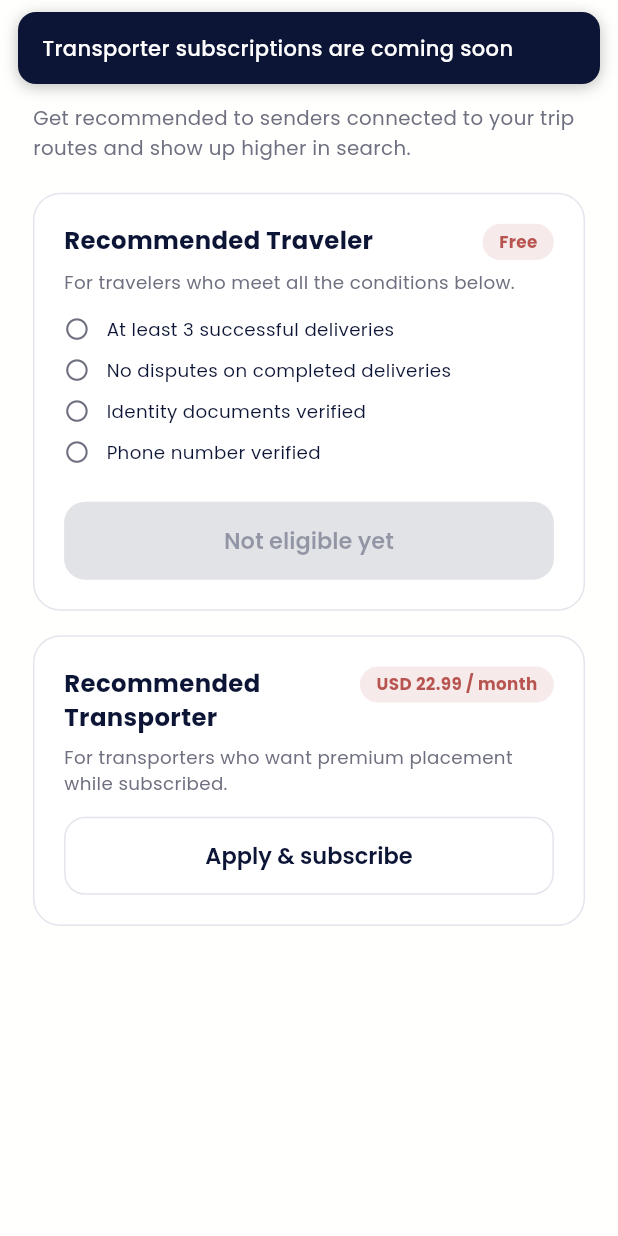
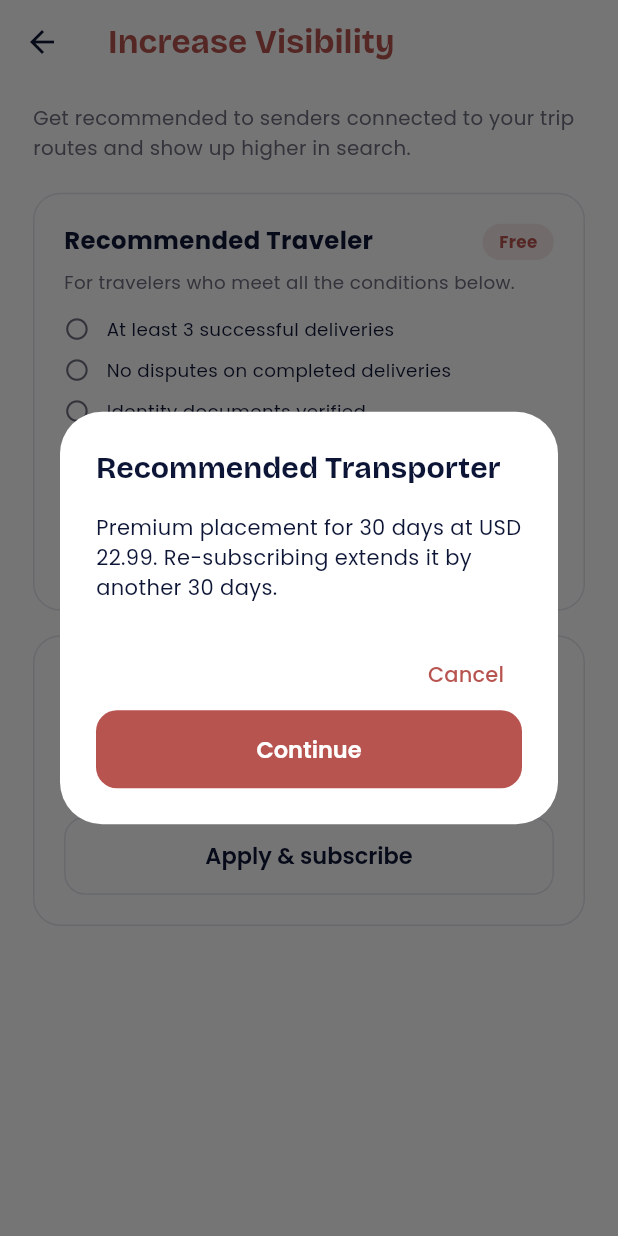
Before and after one commit to ebrahim48/lokinterapp, a Flutter app: the IncreaseVisibilityPage screen opened directly, after a tap on "Apply & subscribe", on a phone screen of 412 x 824 dp. Run offline on Flutter 3.47's test engine with Material 3 defaults, Android fonts, the phone set to English and light mode, and no system bars; our stand-ins replace cached_network_image, connectivity_plus, dio, file_picker, flutter_cache_manager, flutter_screenutil and 9 more; missing offline and left inert: country_flags, flutter_stripe, mobile_scanner, pusher_channels_flutter; accounts and stored records are empty; network calls fail.

Commit message:
Add transporter subscription, upgrade request and badge tiers
- Increase Visibility now calls the real endpoints: free traveler application
  and the $22.99/30-day transporter subscription, with a confirm step and a
  session refresh so the badge appears immediately.
- Existing senders/travelers can request the transporter upgrade (business
  details + licence and legal document), landing in pending review.
- AuthUser/PostUser carry the transporter flags, and the chip renders the gold
  recommended tier or the plain verified one per the documented precedence.

Co-Authored-By: Claude Opus 5 <noreply@anthropic.com>

```diff
--- a/lib/core/i18n/app_translations.dart
+++ b/lib/core/i18n/app_translations.dart
@@ -114,6 +114,18 @@ const _fr = <String, String>{
 
 // ---- generated from the screens (see docs) ----
 const _enAuto = <String, String>{
+  "upload_both_documents": "Upload both documents",
+  "submit_request": "Submit request",
+  "apply_now": "Apply now",
+  "not_eligible_yet": "Not eligible yet",
+  "subscribe_confirm_body": "Premium placement for 30 days at USD 22.99. Re-subscribing extends it by another 30 days.",
+  "recommended_transporter_2": "RECOMMENDED",
+  "apply_subscribe_price": "Apply & subscribe — \$22.99/mo",
+  "subscription_active_until": "Recommended until @date",
+  "subscription_activated": "Subscription active — you are now recommended",
+  "become_a_transporter": "Become a transporter",
+  "transporter_request_submitted": "Request submitted — under admin review",
+  "transporter_request_pending": "Your transporter request is under review",
   "approx_in_another_currency": "Estimate in another currency",
   "no_brands_yet": "No brands listed yet",
   "camera_permission_is_needed_to_record": "Camera permission is needed to record",
@@ -488,6 +500,18 @@ const _enAuto = <String, String>{
 };
 
 const _frAuto = <String, String>{
+  "upload_both_documents": "Téléversez les deux documents",
+  "submit_request": "Envoyer la demande",
+  "apply_now": "Postuler",
+  "not_eligible_yet": "Pas encore éligible",
+  "subscribe_confirm_body": "Placement premium pendant 30 jours pour 22,99 USD. Un renouvellement prolonge de 30 jours.",
+  "recommended_transporter_2": "RECOMMANDÉ",
+  "apply_subscribe_price": "Souscrire — 22,99 \$/mois",
+  "subscription_active_until": "Recommandé jusqu'au @date",
+  "subscription_activated": "Abonnement actif — vous êtes recommandé",
+  "become_a_transporter": "Devenir transporteur",
+  "transporter_request_submitted": "Demande envoyée — en cours d'examen",
+  "transporter_request_pending": "Votre demande de transporteur est en cours d'examen",
   "approx_in_another_currency": "Estimation dans une autre devise",
   "no_brands_yet": "Aucune marque pour le moment",
   "camera_permission_is_needed_to_record": "L'accès à la caméra est nécessaire pour enregistrer",
--- a/lib/features/auth/data/models/auth_user.dart
+++ b/lib/features/auth/data/models/auth_user.dart
@@ -11,6 +11,14 @@ class AuthUser {
   final int notificationsCount;
   final String? lang; // en | fr — restores the app language on cold start
 
+  // transporter status — drives which badge (if any) the account shows
+  final bool isTransporter;
+  final String? transporterVerificationStatus; // pending | approved | rejected
+  final bool isFeaturedTransporter;
+  final String? featuredTransporterUntil;
+  final String? transporterVisibilityStatus; // active | expired | none
+  final String? kycStatus;
+
   const AuthUser({
     required this.id,
     required this.fullName,
@@ -23,7 +31,24 @@ class AuthUser {
     this.identityVerified = false,
     this.notificationsCount = 0,
     this.lang,
+    this.isTransporter = false,
+    this.transporterVerificationStatus,
+    this.isFeaturedTransporter = false,
+    this.featuredTransporterUntil,
+    this.transporterVisibilityStatus,
+    this.kycStatus,
   });
+
+  /// Paid, in-date premium placement. Takes precedence over the plain
+  /// verified badge (API doc: recommended wins when both are true).
+  bool get showRecommendedBadge =>
+      isFeaturedTransporter && transporterVisibilityStatus == 'active';
+
+  /// Approved transporter without an active subscription.
+  bool get showTransporterBadge =>
+      isTransporter && transporterVerificationStatus == 'approved';
+
+  bool get transporterPending => transporterVerificationStatus == 'pending';
 
   factory AuthUser.fromJson(Map<String, dynamic> json) => AuthUser(
         id: json['id'] ?? 0,
@@ -37,6 +62,12 @@ class AuthUser {
         identityVerified: json['identityVerified'] ?? false,
         notificationsCount: json['notificationsCount'] ?? 0,
         lang: json['lang'],
+        isTransporter: json['isTransporter'] ?? false,
+        transporterVerificationStatus: json['transporterVerificationStatus'],
+        isFeaturedTransporter: json['isFeaturedTransporter'] ?? false,
+        featuredTransporterUntil: json['featuredTransporterUntil'],
+        transporterVisibilityStatus: json['transporterVisibilityStatus'],
+        kycStatus: json['kycStatus'],
       );
 
   Map<String, dynamic> toJson() => {
@@ -51,5 +82,11 @@ class AuthUser {
         'identityVerified': identityVerified,
         'notificationsCount': notificationsCount,
         'lang': lang,
+        'isTransporter': isTransporter,
+        'transporterVerificationStatus': transporterVerificationStatus,
+        'isFeaturedTransporter': isFeaturedTransporter,
+        'featuredTransporterUntil': featuredTransporterUntil,
+        'transporterVisibilityStatus': transporterVisibilityStatus,
+        'kycStatus': kycStatus,
       };
 }
--- a/lib/features/home_feed/presentation/widgets/recommended_rail.dart
+++ b/lib/features/home_feed/presentation/widgets/recommended_rail.dart
@@ -53,7 +53,7 @@ class _TravelerCard extends StatelessWidget {
         mainAxisSize: MainAxisSize.min,
         children: [
           if (post.user.isTransporter) ...[
-            const TransporterChip(),
+            TransporterChip(recommended: post.user.isRecommendedTransporter),
             SizedBox(height: 6.h),
           ],
           Row(
--- a/lib/features/posts/presentation/post_details_page.dart
+++ b/lib/features/posts/presentation/post_details_page.dart
@@ -269,7 +269,7 @@ class PostDetailsPage extends StatelessWidget {
                     ],
                     if (post.user.isTransporter) ...[
                       SizedBox(width: 6.w),
-                      const TransporterChip(),
+                      TransporterChip(recommended: post.user.isRecommendedTransporter),
                     ],
                   ],
                 ),
--- a/lib/features/posts/presentation/widgets/post_card.dart
+++ b/lib/features/posts/presentation/widgets/post_card.dart
@@ -79,7 +79,7 @@ class RequestCard extends StatelessWidget {
           crossAxisAlignment: CrossAxisAlignment.start,
           children: [
             if (post.user.isTransporter) ...[
-              const TransporterChip(),
+              TransporterChip(recommended: post.user.isRecommendedTransporter),
               SizedBox(height: 10.h),
             ],
             Row(
--- a/lib/features/posts/presentation/widgets/transporter_chip.dart
+++ b/lib/features/posts/presentation/widgets/transporter_chip.dart
@@ -3,26 +3,31 @@ import 'package:flutter_screenutil/flutter_screenutil.dart';
 import '../../../../core/theme/app_palette.dart';
 import 'package:get/get.dart';
 
-// Small solid pill marking a registered transporter — sits above card content
-// so it never hides any info.
+// Small solid pill marking a transporter — sits above card content so it never
+// hides any info. A paid, in-date subscription shows the gold "recommended"
+// variant; an approved transporter without one gets the plain badge.
 class TransporterChip extends StatelessWidget {
-  const TransporterChip({super.key});
+  final bool recommended;
+  const TransporterChip({super.key, this.recommended = false});
+
+  static const _gold = Color(0xFFB8860B);
 
   @override
   Widget build(BuildContext context) {
     return Container(
       padding: EdgeInsets.symmetric(horizontal: 10.w, vertical: 4.h),
       decoration: BoxDecoration(
-        color: AppPalette.primary,
+        color: recommended ? _gold : AppPalette.primary,
         borderRadius: BorderRadius.circular(20.r),
       ),
       child: Row(
         mainAxisSize: MainAxisSize.min,
         children: [
-          Icon(Icons.verified_user, color: Colors.white, size: 12.sp),
+          Icon(recommended ? Icons.workspace_premium : Icons.verified_user,
+              color: Colors.white, size: 12.sp),
           SizedBox(width: 5.w),
           Text(
-            'transporter'.tr,
+            recommended ? 'recommended_transporter_2'.tr : 'transporter'.tr,
             style: TextStyle(
               color: Colors.white,
               fontSize: 9.sp,
--- a/lib/features/profile/presentation/increase_visibility_page.dart
+++ b/lib/features/profile/presentation/increase_visibility_page.dart
@@ -4,6 +4,8 @@ import 'package:get/get.dart';
 import '../../../core/theme/app_palette.dart';
 import '../../../core/utils/notify.dart';
 import '../../lookups/data/lookups_repository.dart';
+import '../data/visibility_repository.dart';
+import '../../../core/exceptions/app_exceptions.dart';
 import 'controllers/profile_controller.dart';
 
 // Replaces the old "Invoices & QR Codes" entry. Lets travelers/transporters
@@ -21,7 +23,57 @@ class IncreaseVisibilityPage extends StatefulWidget {
 }
 
 class _IncreaseVisibilityPageState extends State<IncreaseVisibilityPage> {
+  final _visibility = VisibilityRepository();
   String? _planPrice;
+  bool _busy = false;
+
+  // free application — the server re-checks eligibility before accepting
+  Future<void> _applyTraveler() async {
+    if (_busy) return;
+    setState(() => _busy = true);
+    try {
+      await _visibility.applyTraveler();
+      toast('application_received_the_team_will_review_it'.tr);
+    } on AppException catch (e) {
+      toastError(e);
+    } finally {
+      if (mounted) setState(() => _busy = false);
+    }
+  }
+
+  // \$22.99 / 30 days; on success the account carries the recommended badge
+  Future<void> _subscribeTransporter() async {
+    if (_busy) return;
+    final ok = await Get.dialog<bool>(
+      AlertDialog(
+        title: Text('recommended_transporter'.tr),
+        content: Text('subscribe_confirm_body'.tr),
+        actions: [
+          TextButton(onPressed: () => Get.back(result: false), child: Text('cancel'.tr)),
+          ElevatedButton(
+              onPressed: () => Get.back(result: true), child: Text('continue'.tr)),
+        ],
+      ),
+    );
+    if (ok != true) return;
+
+    setState(() => _busy = true);
+    try {
+      final res = await _visibility.subscribeTransporter();
+      final until = '${res['featuredUntil'] ?? ''}';
+      toast(until.isEmpty
+          ? 'subscription_activated'.tr
+          : 'subscription_active_until'.trParams({'date': until.split(' ').first}));
+      // refresh the session so the badge appears straight away
+      if (Get.isRegistered<ProfileController>()) {
+        await Get.find<ProfileController>().load();
+      }
+    } on AppException catch (e) {
+      toastError(e);
+    } finally {
+      if (mounted) setState(() => _busy = false);
+    }
+  }
 
   @override
   void initState() {
@@ -78,10 +130,8 @@ class _IncreaseVisibilityPageState extends State<IncreaseVisibilityPage> {
                   SizedBox(
                     width: double.infinity,
                     child: ElevatedButton(
-                      onPressed: eligible
-                          ? () => toast('application_received_the_team_will_review_it'.tr)
-                          : null,
-                      child: Text(eligible ? 'Apply now' : 'Not eligible yet'),
+                      onPressed: (eligible && !_busy) ? _applyTraveler : null,
+                      child: Text(eligible ? 'apply_now'.tr : 'not_eligible_yet'.tr),
                     ),
                   ),
                 ],
@@ -97,7 +147,7 @@ class _IncreaseVisibilityPageState extends State<IncreaseVisibilityPage> {
             child: SizedBox(
               width: double.infinity,
               child: OutlinedButton(
-                onPressed: () => toast('transporter_subscriptions_are_coming_soon'.tr),
+                onPressed: _busy ? null : _subscribeTransporter,
                 child: Text('apply_subscribe'.tr),
               ),
             ),
--- a/lib/features/profile/presentation/profile_page.dart
+++ b/lib/features/profile/presentation/profile_page.dart
@@ -9,6 +9,7 @@ import '../../static/presentation/contact_us_page.dart';
 import '../../static/presentation/terms_page.dart';
 import 'basic_info_page.dart';
 import 'controllers/profile_controller.dart';
+import 'become_transporter_page.dart';
 import 'increase_visibility_page.dart';
 import 'wallet_page.dart';
 
@@ -43,6 +44,10 @@ class ProfilePage extends StatelessWidget {
                 () => Get.to(() => const MyPostsPage())),
             _Item(Icons.trending_up, 'Increase Visibility to Senders',
                 () => Get.to(() => const IncreaseVisibilityPage())),
+            // only offered until the account is an approved transporter
+            if (!(c.user?.showTransporterBadge ?? false))
+              _Item(Icons.local_shipping_outlined, 'become_a_transporter'.tr,
+                  () => Get.to(() => const BecomeTransporterPage())),
             _Item(Icons.account_balance_wallet_outlined, 'Wallet & payouts',
                 () => Get.to(() => const WalletPage())),
           ]),
```
Also changed, not shown: lib/features/posts/data/models/post_model.dart (+10 -1 lines), lib/features/profile/data/visibility_repository.dart (added, +61 -0 lines), lib/features/profile/presentation/become_transporter_page.dart (added, +198 -0 lines), 1 other file.
